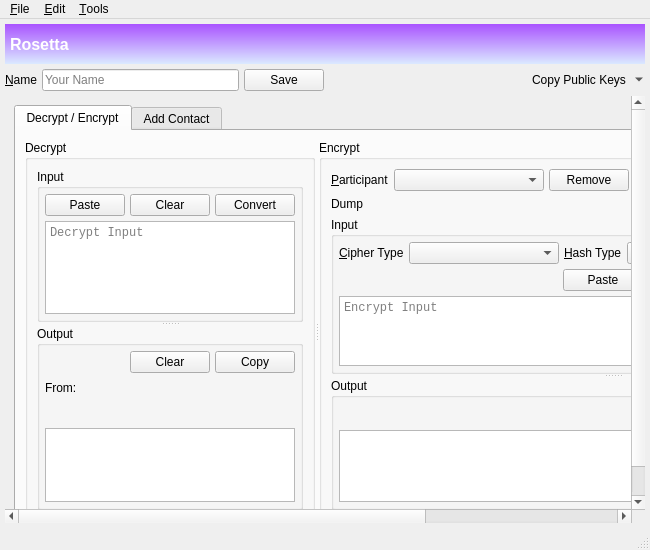
textbrowser/spot-on, file branches/trunk/GoldBug-UI/spot-on-rosetta.ui: the form before one commit.
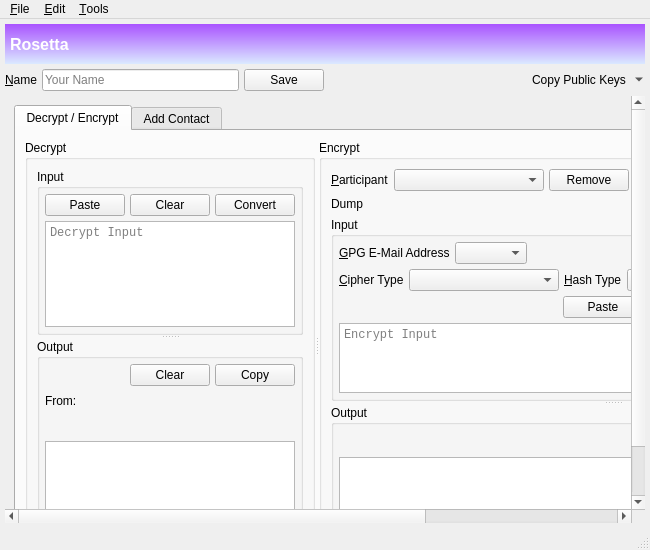
The form after the commit. Icons and pictures are not drawn.

Commit message: Multiple GPG key pairs.

Patch:
```diff
--- a/branches/trunk/GoldBug-UI/spot-on-rosetta.ui
+++ b/branches/trunk/GoldBug-UI/spot-on-rosetta.ui
@@ -133,10 +133,10 @@
       <widget class="QWidget" name="scrollAreaWidgetContents">
        <property name="geometry">
         <rect>
-         <x>0</x>
+         <x>-292</x>
          <y>0</y>
-         <width>977</width>
-         <height>497</height>
+         <width>1030</width>
+         <height>520</height>
         </rect>
        </property>
        <layout class="QVBoxLayout" name="verticalLayout_5">
@@ -479,6 +479,40 @@
                     <property name="bottomMargin">
                      <number>5</number>
                     </property>
+                    <item>
+                     <layout class="QHBoxLayout" name="horizontalLayout_13">
+                      <item>
+                       <widget class="QLabel" name="label_6">
+                        <property name="text">
+                         <string>&amp;GPG E-Mail Address</string>
+                        </property>
+                        <property name="buddy">
+                         <cstring>gpg_email_addresses</cstring>
+                        </property>
+                       </widget>
+                      </item>
+                      <item>
+                       <widget class="QComboBox" name="gpg_email_addresses">
+                        <property name="sizeAdjustPolicy">
+                         <enum>QComboBox::AdjustToContents</enum>
+                        </property>
+                       </widget>
+                      </item>
+                      <item>
+                       <spacer name="horizontalSpacer_6">
+                        <property name="orientation">
+                         <enum>Qt::Horizontal</enum>
+                        </property>
+                        <property name="sizeHint" stdset="0">
+                         <size>
+                          <width>40</width>
+                          <height>20</height>
+                         </size>
+                        </property>
+                       </spacer>
+                      </item>
+                     </layout>
+                    </item>
                     <item>
                      <layout class="QHBoxLayout" name="horizontalLayout_2">
                       <property name="spacing">
```
Left out of the diff: 3 changed lines with no effect on the pictures.
